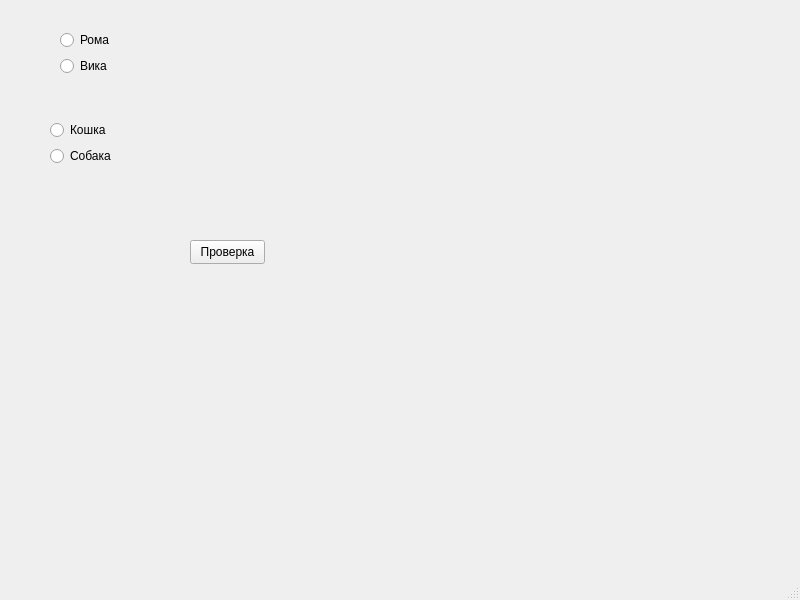
Before: the Qt Designer form mainwindow.ui in RomanB51/Interface, drawn with Qt 5.
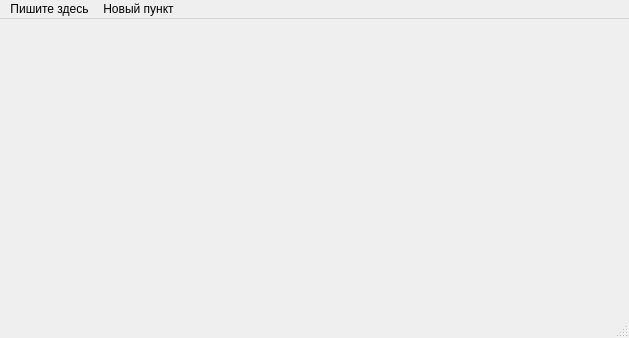
After: the same form once the commit is applied. Icons and pictures are not drawn.

What changed in the file:
```diff
--- a/mainwindow.ui
+++ b/mainwindow.ui
@@ -6,89 +6,38 @@
    <rect>
     <x>0</x>
     <y>0</y>
-    <width>800</width>
-    <height>600</height>
+    <width>629</width>
+    <height>338</height>
    </rect>
   </property>
   <property name="windowTitle">
    <string>MainWindow</string>
   </property>
-  <widget class="QWidget" name="centralwidget">
-   <widget class="QPushButton" name="pushButton">
-    <property name="geometry">
-     <rect>
-      <x>190</x>
-      <y>240</y>
-      <width>75</width>
-      <height>24</height>
-     </rect>
-    </property>
-    <property name="text">
-     <string>Проверка</string>
-    </property>
-   </widget>
-   <widget class="QWidget" name="">
-    <property name="geometry">
-     <rect>
-      <x>50</x>
-      <y>120</y>
-      <width>65</width>
-      <height>48</height>
-     </rect>
-    </property>
-    <layout class="QVBoxLayout" name="verticalLayout">
-     <item>
-      <widget class="QRadioButton" name="radioButton_3">
-       <property name="text">
-        <string>Кошка</string>
-       </property>
-      </widget>
-     </item>
-     <item>
-      <widget class="QRadioButton" name="radioButton_4">
-       <property name="text">
-        <string>Собака</string>
-       </property>
-      </widget>
-     </item>
-    </layout>
-   </widget>
-   <widget class="QWidget" name="">
-    <property name="geometry">
-     <rect>
-      <x>60</x>
-      <y>30</y>
-      <width>54</width>
-      <height>48</height>
-     </rect>
-    </property>
-    <layout class="QVBoxLayout" name="verticalLayout_2">
-     <item>
-      <widget class="QRadioButton" name="radioButton">
-       <property name="text">
-        <string>Рома</string>
-       </property>
-      </widget>
-     </item>
-     <item>
-      <widget class="QRadioButton" name="radioButton_2">
-       <property name="text">
-        <string>Вика</string>
-       </property>
-      </widget>
-     </item>
-    </layout>
-   </widget>
-  </widget>
+  <widget class="QWidget" name="centralwidget"/>
   <widget class="QMenuBar" name="menubar">
    <property name="geometry">
     <rect>
      <x>0</x>
      <y>0</y>
-     <width>800</width>
+     <width>629</width>
      <height>22</height>
     </rect>
    </property>
+   <widget class="QMenu" name="menu">
+    <property name="title">
+     <string>Пишите здесь</string>
+    </property>
+    <addaction name="action"/>
+    <addaction name="action_2"/>
+   </widget>
+   <widget class="QMenu" name="menu_2">
+    <property name="title">
+     <string>Новый пункт</string>
+    </property>
+    <addaction name="action_5"/>
+   </widget>
+   <addaction name="menu"/>
+   <addaction name="menu_2"/>
   </widget>
   <widget class="QStatusBar" name="statusbar"/>
  </widget>
```
Left out of the diff: 31 changed lines with no effect on the pictures.
